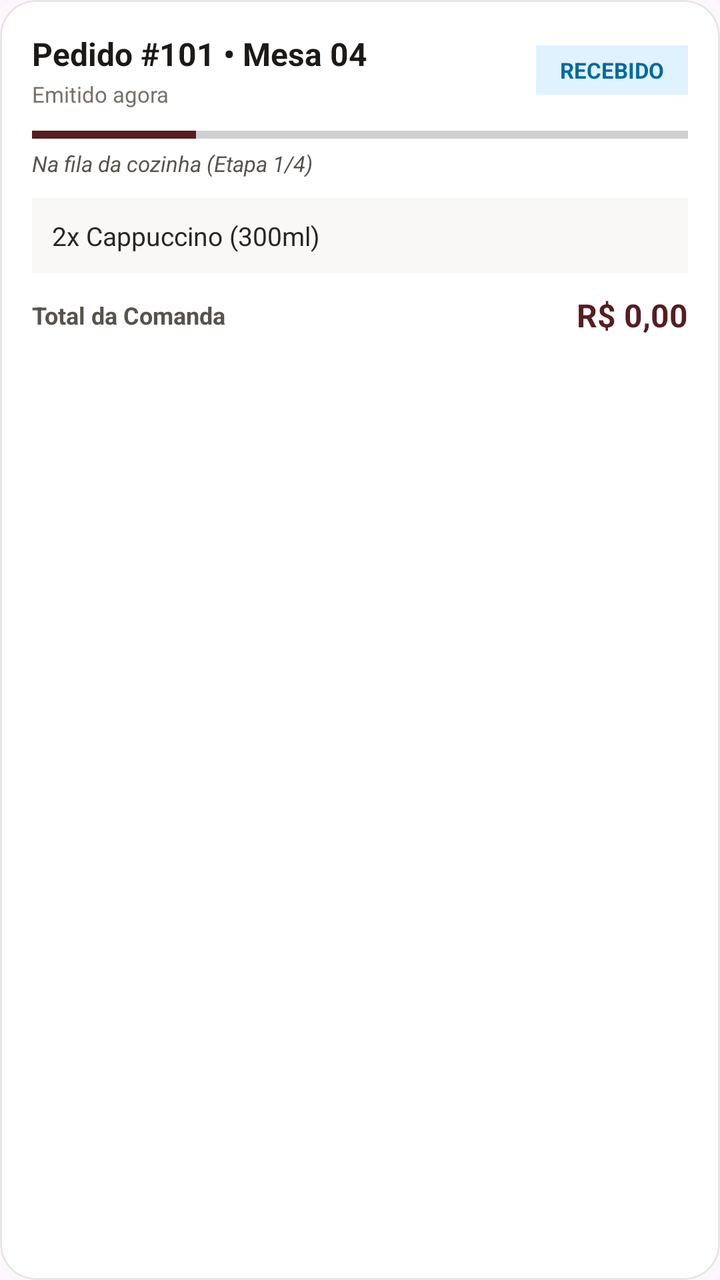
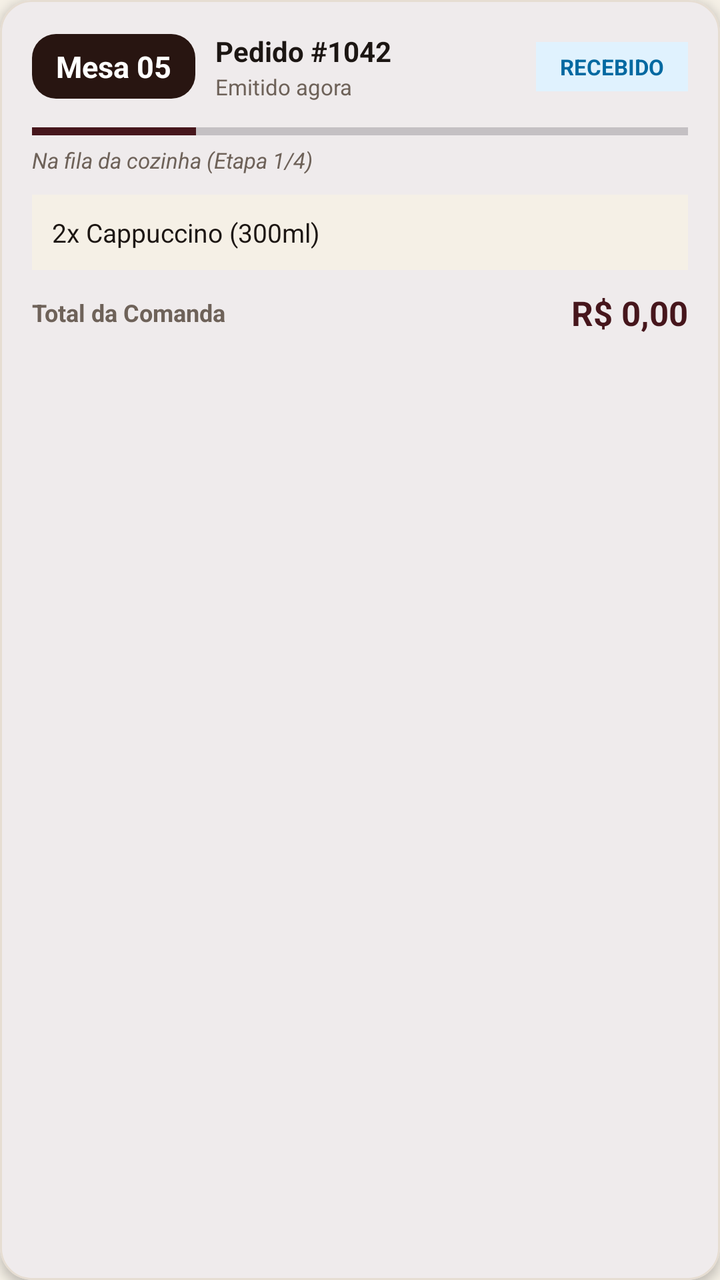

Two renders of the same Android screen: before a commit and after it. Below are the layout's source before the change and the commit's diff.
<!-- AndroidManifest.xml: application theme Theme.CheiroCafe -->
<!-- res/layout/item_pedido_monitor.xml -->
<?xml version="1.0" encoding="utf-8"?>
<com.google.android.material.card.MaterialCardView
    xmlns:android="http://schemas.android.com/apk/res/android"
    xmlns:app="http://schemas.android.com/apk/res-auto"
    android:layout_width="match_parent"
    android:layout_height="wrap_content"
    android:layout_marginStart="16dp"
    android:layout_marginTop="6dp"
    android:layout_marginEnd="16dp"
    android:layout_marginBottom="6dp"
    app:cardBackgroundColor="#FFFFFF"
    app:cardCornerRadius="18dp"
    app:cardElevation="3dp"
    app:strokeColor="#E7E5E4"
    app:strokeWidth="1dp">

    <LinearLayout
        android:layout_width="match_parent"
        android:layout_height="wrap_content"
        android:orientation="vertical"
        android:padding="16dp">

        
        <LinearLayout
            android:layout_width="match_parent"
            android:layout_height="wrap_content"
            android:gravity="center_vertical"
            android:orientation="horizontal">

            <LinearLayout
                android:layout_width="0dp"
                android:layout_height="wrap_content"
                android:layout_weight="1"
                android:orientation="vertical">

                <TextView
                    android:id="@+id/txtIdentificacaoPedido"
                    android:layout_width="wrap_content"
                    android:layout_height="wrap_content"
                    android:text="Pedido #101 • Mesa 04"
                    android:textColor="#1C1917"
                    android:textSize="16sp"
                    android:textStyle="bold" />

                <TextView
                    android:id="@+id/txtHorarioPedido"
                    android:layout_width="wrap_content"
                    android:layout_height="wrap_content"
                    android:layout_marginTop="2dp"
                    android:text="Emitido agora"
                    android:textColor="#78716C"
                    android:textSize="11sp" />
            </LinearLayout>

            <TextView
                android:id="@+id/txtBadgeStatus"
                android:layout_width="wrap_content"
                android:layout_height="wrap_content"
                android:background="#E0F2FE"
                android:paddingStart="12dp"
                android:paddingTop="5dp"
                android:paddingEnd="12dp"
                android:paddingBottom="5dp"
                android:text="RECEBIDO"
                android:textColor="#0369A1"
                android:textSize="11sp"
                android:textStyle="bold" />
        </LinearLayout>

        
        <ProgressBar
            android:id="@+id/progressCicloPedido"
            style="?android:attr/progressBarStyleHorizontal"
            android:layout_width="match_parent"
            android:layout_height="6dp"
            android:layout_marginTop="10dp"
            android:max="100"
            android:progress="25"
            android:progressTint="#571D22" />

        <TextView
            android:id="@+id/txtDescricaoEtapa"
            android:layout_width="match_parent"
            android:layout_height="wrap_content"
            android:layout_marginTop="4dp"
            android:text="Na fila da cozinha (Etapa 1/4)"
            android:textColor="#57534E"
            android:textSize="11sp"
            android:textStyle="italic" />

        
        <TextView
            android:id="@+id/txtResumoItensPedido"
            android:layout_width="match_parent"
            android:layout_height="wrap_content"
            android:layout_marginTop="10dp"
            android:background="#FAF8F6"
            android:lineSpacingExtra="3dp"
            android:padding="10dp"
            android:text="2x Cappuccino (300ml)"
            android:textColor="#292524"
            android:textSize="13sp" />

        
        <LinearLayout
            android:layout_width="match_parent"
            android:layout_height="wrap_content"
            android:layout_marginTop="10dp"
            android:gravity="center_vertical"
            android:orientation="horizontal">

            <TextView
                android:layout_width="0dp"
                android:layout_height="wrap_content"
                android:layout_weight="1"
                android:text="Total da Comanda"
                android:textColor="#57534E"
                android:textSize="12sp"
                android:textStyle="bold" />

            <TextView
                android:id="@+id/txtValorTotalMonitor"
                android:layout_width="wrap_content"
                android:layout_height="wrap_content"
                android:text="R$ 0,00"
                android:textColor="#571D22"
                android:textSize="16sp"
                android:textStyle="bold" />
        </LinearLayout>
    </LinearLayout>
</com.google.android.material.card.MaterialCardView>
<!-- resources referenced by this layout -->
<resources>
  <style name="Theme.CheiroCafe" parent="Base.Theme.CheiroCafe" />
  <style name="Base.Theme.CheiroCafe" parent="Theme.Material3.DayNight.NoActionBar">
          
          
      </style>
</resources>

<!-- the commit's change to res/layout/item_pedido_monitor.xml (unified diff, before → after) -->
@@ -1,17 +1,17 @@
 <?xml version="1.0" encoding="utf-8"?>
-<com.google.android.material.card.MaterialCardView
-    xmlns:android="http://schemas.android.com/apk/res/android"
+<com.google.android.material.card.MaterialCardView xmlns:android="http://schemas.android.com/apk/res/android"
     xmlns:app="http://schemas.android.com/apk/res-auto"
+    android:id="@+id/cardPedidoMonitor"
     android:layout_width="match_parent"
     android:layout_height="wrap_content"
     android:layout_marginStart="16dp"
     android:layout_marginTop="6dp"
     android:layout_marginEnd="16dp"
     android:layout_marginBottom="6dp"
-    app:cardBackgroundColor="#FFFFFF"
-    app:cardCornerRadius="18dp"
+    app:cardBackgroundColor="@color/surface_card"
+    app:cardCornerRadius="16dp"
     app:cardElevation="3dp"
-    app:strokeColor="#E7E5E4"
+    app:strokeColor="@color/stroke_subtle"
     app:strokeWidth="1dp">
 
     <LinearLayout
@@ -27,9 +27,24 @@
             android:gravity="center_vertical"
             android:orientation="horizontal">
 
+            <TextView
+                android:id="@+id/txtMesaPill"
+                android:layout_width="wrap_content"
+                android:layout_height="wrap_content"
+                android:background="@drawable/bg_mesa_pill"
+                android:paddingStart="12dp"
+                android:paddingTop="6dp"
+                android:paddingEnd="12dp"
+                android:paddingBottom="6dp"
+                android:text="Mesa 05"
+                android:textColor="@color/white"
+                android:textSize="15sp"
+                android:textStyle="bold" />
+
             <LinearLayout
                 android:layout_width="0dp"
                 android:layout_height="wrap_content"
+                android:layout_marginStart="10dp"
                 android:layout_weight="1"
                 android:orientation="vertical">
 
@@ -37,18 +52,18 @@
                     android:id="@+id/txtIdentificacaoPedido"
                     android:layout_width="wrap_content"
                     android:layout_height="wrap_content"
-                    android:text="Pedido #101 • Mesa 04"
-                    android:textColor="#1C1917"
-                    android:textSize="16sp"
+                    android:text="Pedido #1042"
+                    android:textColor="@color/text_primary"
+                    android:textSize="14sp"
                     android:textStyle="bold" />
 
                 <TextView
                     android:id="@+id/txtHorarioPedido"
                     android:layout_width="wrap_content"
                     android:layout_height="wrap_content"
-                    android:layout_marginTop="2dp"
+                    android:layout_marginTop="1dp"
                     android:text="Emitido agora"
-                    android:textColor="#78716C"
+                    android:textColor="@color/text_secondary"
                     android:textSize="11sp" />
             </LinearLayout>
 
@@ -73,10 +88,10 @@
             style="?android:attr/progressBarStyleHorizontal"
             android:layout_width="match_parent"
             android:layout_height="6dp"
-            android:layout_marginTop="10dp"
+            android:layout_marginTop="12dp"
             android:max="100"
             android:progress="25"
-            android:progressTint="#571D22" />
+            android:progressTint="@color/coffee_primary" />
 
         <TextView
             android:id="@+id/txtDescricaoEtapa"
@@ -84,7 +99,7 @@
             android:layout_height="wrap_content"
             android:layout_marginTop="4dp"
             android:text="Na fila da cozinha (Etapa 1/4)"
-            android:textColor="#57534E"
+            android:textColor="@color/text_secondary"
             android:textSize="11sp"
             android:textStyle="italic" />
 
@@ -94,11 +109,11 @@
             android:layout_width="match_parent"
             android:layout_height="wrap_content"
             android:layout_marginTop="10dp"
-            android:background="#FAF8F6"
+            android:background="@color/surface_background"
             android:lineSpacingExtra="3dp"
             android:padding="10dp"
             android:text="2x Cappuccino (300ml)"
-            android:textColor="#292524"
+            android:textColor="@color/text_primary"
             android:textSize="13sp" />
 
         
@@ -114,7 +129,7 @@
                 android:layout_height="wrap_content"
                 android:layout_weight="1"
                 android:text="Total da Comanda"
-                android:textColor="#57534E"
+                android:textColor="@color/text_secondary"
                 android:textSize="12sp"
                 android:textStyle="bold" />
 
@@ -123,8 +138,8 @@
                 android:layout_width="wrap_content"
                 android:layout_height="wrap_content"
                 android:text="R$ 0,00"
-                android:textColor="#571D22"
-                android:textSize="16sp"
+                android:textColor="@color/coffee_primary"
+                android:textSize="17sp"
                 android:textStyle="bold" />
         </LinearLayout>
     </LinearLayout>
<!-- resource entries referenced after the edit -->
@@ -1,9 +1,50 @@
 <!-- resources referenced by this layout -->
 <resources>
+  <color name="coffee_primary">#46161C</color>
+  <color name="stroke_subtle">#E6DDD2</color>
+  <color name="surface_background">#F5F0E6</color>
+  <color name="surface_card">#FFFFFF</color>
+  <color name="text_primary">#1C1613</color>
+  <color name="text_secondary">#6E6259</color>
+  <color name="white">#FFFFFFFF</color>
+  <!-- drawable bg_mesa_pill (drawable) -->
+  <?xml version="1.0" encoding="utf-8"?>
+  <shape xmlns:android="http://schemas.android.com/apk/res/android"
+      android:shape="rectangle">
+      <solid android:color="@color/coffee_dark" />
+      <corners android:radius="12dp" />
+  </shape>
   <style name="Theme.CheiroCafe" parent="Base.Theme.CheiroCafe" />
+  <color name="coffee_dark">#281511</color>
   <style name="Base.Theme.CheiroCafe" parent="Theme.Material3.DayNight.NoActionBar">
-          
-          
+          <item name="colorPrimary">@color/coffee_primary</item>
+          <item name="colorOnPrimary">@color/white</item>
+          <item name="colorPrimaryContainer">@color/surface_badge_warm</item>
+          <item name="colorOnPrimaryContainer">@color/coffee_primary</item>
+  
+          <item name="colorSecondary">@color/coffee_dark</item>
+          <item name="colorOnSecondary">@color/white</item>
+          <item name="colorSecondaryContainer">@color/surface_pill_inactive</item>
+          <item name="colorOnSecondaryContainer">@color/coffee_dark</item>
+          <item name="colorTertiary">@color/coffee_accent</item>
+          <item name="colorOnTertiary">@color/white</item>
+  
+          <item name="android:colorBackground">@color/surface_background</item>
+          <item name="colorSurface">@color/surface_card</item>
+          <item name="colorOnSurface">@color/text_primary</item>
+          <item name="colorSurfaceVariant">@color/surface_pill_inactive</item>
+          <item name="colorOnSurfaceVariant">@color/text_secondary</item>
+          <item name="colorOutline">@color/stroke_subtle</item>
+  
+          <item name="colorControlActivated">@color/coffee_primary</item>
+          <item name="colorControlHighlight">@color/surface_badge_warm</item>
+  
+          <item name="android:statusBarColor">@color/coffee_header</item>
+          <item name="android:navigationBarColor">@color/surface_background</item>
       </style>
+  <color name="surface_badge_warm">#EAE0D5</color>
+  <color name="surface_pill_inactive">#EAE0D5</color>
+  <color name="coffee_accent">#C87D32</color>
+  <color name="coffee_header">#46141A</color>
 </resources>
 
